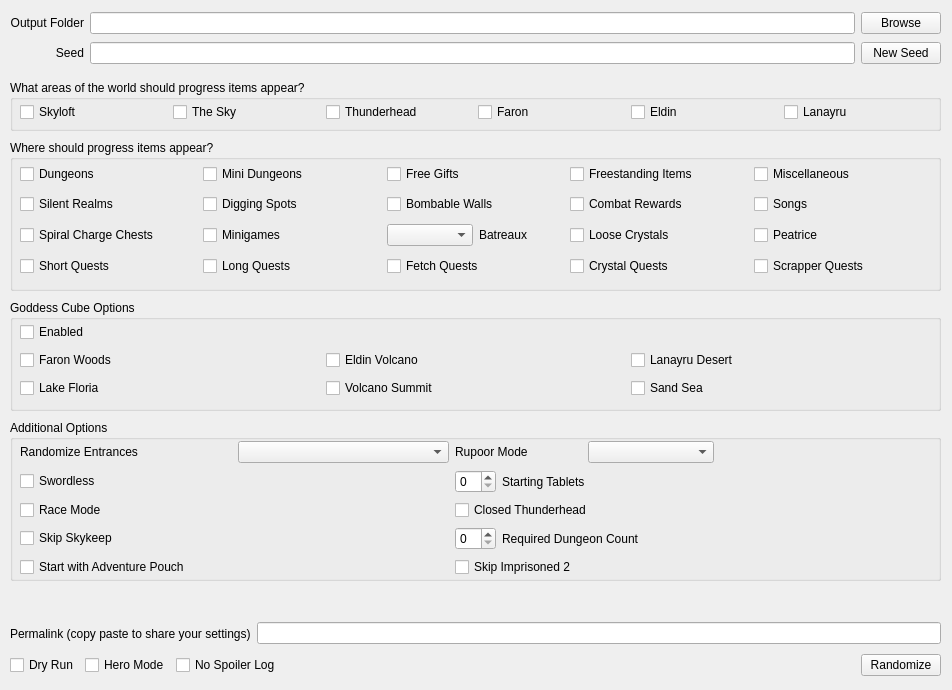
This is gui/randogui.ui in ssrando/ssrando as Qt 5 draws it before an edit. The edited form follows.
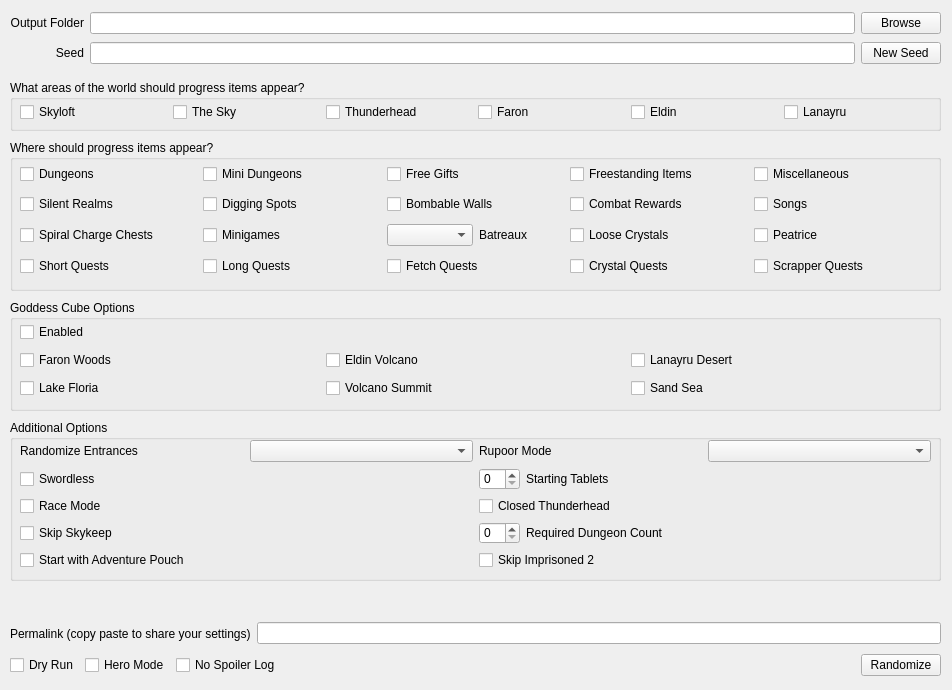
This is the edited form.

What changed in the file:
```diff
--- a/gui/randogui.ui
+++ b/gui/randogui.ui
@@ -283,18 +283,20 @@
        <x>10</x>
        <y>20</y>
        <width>911</width>
-       <height>141</height>
+       <height>131</height>
       </rect>
      </property>
      <layout class="QGridLayout" name="gridLayout_2">
+      <item row="4" column="3">
+       <widget class="QCheckBox" name="option_skip_imp_2">
+        <property name="text">
+         <string>Skip Imprisoned 2</string>
+        </property>
+       </widget>
+      </item>
       <item row="3" column="3">
-       <widget class="QLabel" name="label_for_option_required_dungeon_count">
-        <property name="text">
-         <string>Required Dungeon Count</string>
-        </property>
-       </widget>
-      </item>
-      <item row="3" column="2">
+       <layout class="QHBoxLayout" name="horizontalLayout_5">
+        <item>
        <widget class="QSpinBox" name="option_required_dungeon_count">
         <property name="enabled">
          <bool>true</bool>
@@ -313,79 +315,95 @@
         </property>
        </widget>
       </item>
-      <item row="1" column="4">
-       <layout class="QHBoxLayout" name="horizontalLayout_5"/>
-      </item>
-      <item row="4" column="0" colspan="2">
-       <widget class="QCheckBox" name="option_start_pouch">
+        <item>
+         <widget class="QLabel" name="label_for_option_required_dungeon_count">
         <property name="text">
-         <string>Start with Adventure Pouch</string>
+           <string>Required Dungeon Count</string>
         </property>
        </widget>
       </item>
-      <item row="2" column="2" colspan="3">
-       <widget class="QCheckBox" name="option_closed_thunderhead">
-        <property name="text">
-         <string>Closed Thunderhead</string>
-        </property>
-       </widget>
-      </item>
-      <item row="3" column="0" colspan="2">
-       <widget class="QCheckBox" name="option_skip_skykeep">
-        <property name="text">
-         <string>Skip Skykeep</string>
-        </property>
-       </widget>
+       </layout>
       </item>
       <item row="1" column="3">
+       <layout class="QHBoxLayout" name="horizontalLayout_2">
+        <item>
+         <widget class="QSpinBox" name="option_starting_tablet_count">
+          <property name="maximumSize">
+           <size>
+            <width>41</width>
+            <height>16777215</height>
+           </size>
+          </property>
+         </widget>
+        </item>
+        <item>
        <widget class="QLabel" name="label_for_option_starting_tablet_count">
         <property name="text">
          <string>Starting Tablets</string>
         </property>
        </widget>
       </item>
-      <item row="2" column="0" colspan="2">
-       <widget class="QCheckBox" name="option_empty_unrequired_dungeons">
+       </layout>
+      </item>
+      <item row="0" column="3">
+       <layout class="QHBoxLayout" name="horizontalLayout_7">
+        <item>
+         <widget class="QLabel" name="label_4">
         <property name="text">
-         <string>Race Mode</string>
+           <string>Rupoor Mode</string>
         </property>
        </widget>
       </item>
-      <item row="1" column="0" colspan="2">
+        <item>
+         <widget class="QComboBox" name="option_rupoor_mode"/>
+        </item>
+       </layout>
+      </item>
+      <item row="2" column="3">
+       <widget class="QCheckBox" name="option_closed_thunderhead">
+        <property name="text">
+         <string>Closed Thunderhead</string>
+        </property>
+       </widget>
+      </item>
+      <item row="1" column="0">
        <widget class="QCheckBox" name="option_swordless">
         <property name="text">
          <string>Swordless</string>
         </property>
        </widget>
       </item>
-      <item row="3" column="4">
-       <layout class="QHBoxLayout" name="horizontalLayout_2">
-        <property name="spacing">
-         <number>6</number>
+      <item row="2" column="0">
+       <widget class="QCheckBox" name="option_empty_unrequired_dungeons">
+        <property name="text">
+         <string>Race Mode</string>
         </property>
-        <property name="sizeConstraint">
-         <enum>QLayout::SetDefaultConstraint</enum>
+       </widget>
+      </item>
+      <item row="3" column="0">
+       <widget class="QCheckBox" name="option_skip_skykeep">
+        <property name="text">
+         <string>Skip Skykeep</string>
         </property>
-       </layout>
+       </widget>
       </item>
-      <item row="1" column="2">
-       <widget class="QSpinBox" name="option_starting_tablet_count">
-        <property name="maximumSize">
-         <size>
-          <width>41</width>
-          <height>16777215</height>
-         </size>
+      <item row="4" column="0">
+       <widget class="QCheckBox" name="option_start_pouch">
+        <property name="text">
+         <string>Start with Adventure Pouch</string>
         </property>
        </widget>
       </item>
       <item row="0" column="0">
+       <layout class="QHBoxLayout" name="horizontalLayout_9">
+        <item>
        <widget class="QLabel" name="label">
         <property name="text">
          <string>Randomize Entrances</string>
         </property>
        </widget>
       </item>
-      <item row="0" column="1">
+        <item>
        <widget class="QComboBox" name="option_randomize_entrances">
         <property name="currentText">
          <string/>
@@ -394,25 +412,6 @@
          <number>-1</number>
         </property>
        </widget>
-      </item>
-      <item row="4" column="2" colspan="2">
-       <widget class="QCheckBox" name="option_skip_imp_2">
-        <property name="text">
-         <string>Skip Imprisoned 2</string>
-        </property>
-       </widget>
-      </item>
-      <item row="0" column="2" colspan="2">
-       <layout class="QHBoxLayout" name="horizontalLayout_7">
-        <item>
-         <widget class="QLabel" name="label_4">
-          <property name="text">
-           <string>Rupoor Mode</string>
-          </property>
-         </widget>
-        </item>
-        <item>
-         <widget class="QComboBox" name="option_rupoor_mode"/>
         </item>
        </layout>
       </item>
```
Lines whose indentation alone changed are shown as unchanged.
